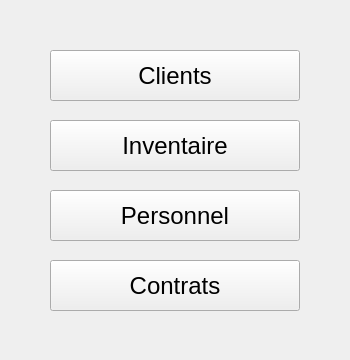
First picture: the form in Sploks/views/menu.ui, repository alhelo-93/TPI-SPLOKS, before the edit.
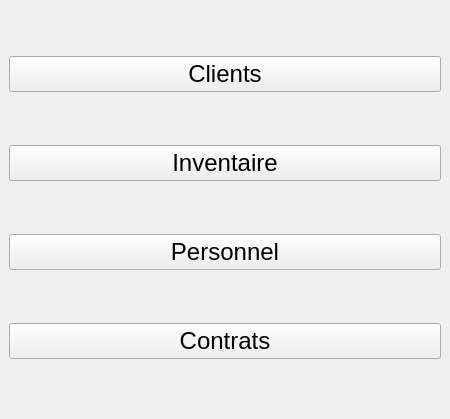
Second picture: the form after the edit.

What changed in the file:
```diff
--- a/Sploks/views/menu.ui
+++ b/Sploks/views/menu.ui
@@ -9,23 +9,17 @@
    <rect>
     <x>0</x>
     <y>0</y>
-    <width>350</width>
-    <height>360</height>
+    <width>450</width>
+    <height>419</height>
    </rect>
   </property>
   <property name="windowTitle">
    <string>Menu Général</string>
   </property>
   <widget class="QWidget" name="centralwidget">
+   <layout class="QVBoxLayout" name="verticalLayout">
+    <item>
    <widget class="QPushButton" name="btnClients">
-    <property name="geometry">
-     <rect>
-      <x>50</x>
-      <y>50</y>
-      <width>250</width>
-      <height>51</height>
-     </rect>
-    </property>
     <property name="font">
      <font>
       <pointsize>18</pointsize>
@@ -35,15 +29,9 @@
      <string>Clients</string>
     </property>
    </widget>
+    </item>
+    <item>
    <widget class="QPushButton" name="btnStock">
-    <property name="geometry">
-     <rect>
-      <x>50</x>
-      <y>120</y>
-      <width>250</width>
-      <height>51</height>
-     </rect>
-    </property>
     <property name="font">
      <font>
       <pointsize>18</pointsize>
@@ -53,15 +41,9 @@
      <string>Inventaire</string>
     </property>
    </widget>
+    </item>
+    <item>
    <widget class="QPushButton" name="btnStaff">
-    <property name="geometry">
-     <rect>
-      <x>50</x>
-      <y>190</y>
-      <width>250</width>
-      <height>51</height>
-     </rect>
-    </property>
     <property name="font">
      <font>
       <pointsize>18</pointsize>
@@ -71,15 +53,9 @@
      <string>Personnel</string>
     </property>
    </widget>
+    </item>
+    <item>
    <widget class="QPushButton" name="btnContracts">
-    <property name="geometry">
-     <rect>
-      <x>50</x>
-      <y>260</y>
-      <width>250</width>
-      <height>51</height>
-     </rect>
-    </property>
     <property name="font">
      <font>
       <pointsize>18</pointsize>
@@ -89,6 +65,8 @@
      <string>Contrats</string>
     </property>
    </widget>
+    </item>
+   </layout>
   </widget>
  </widget>
  <resources/>
```
Lines whose indentation alone changed are shown as unchanged.
